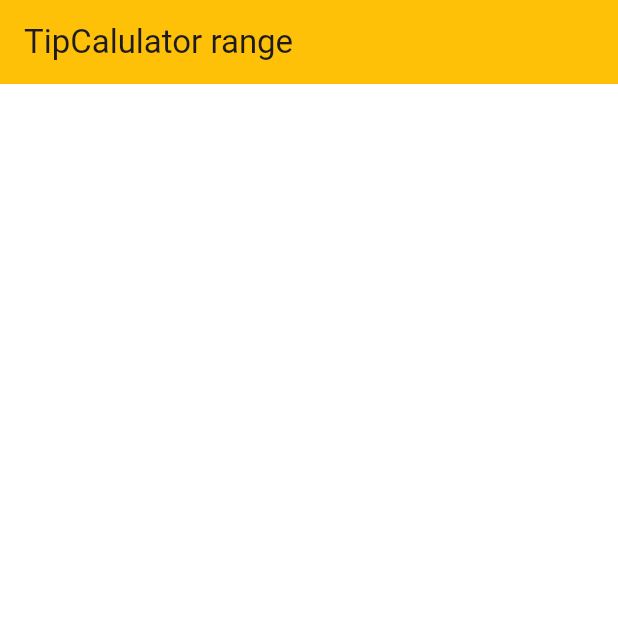
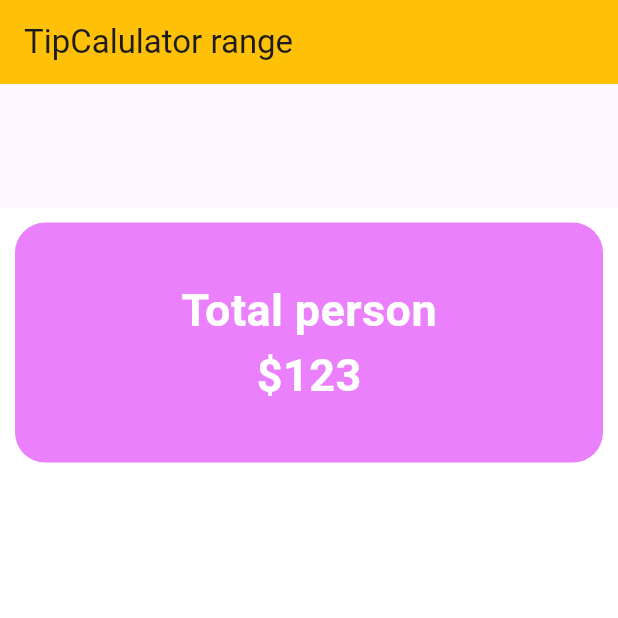
Before and after one commit to Foysalrabby/flutterpricerange, a Flutter app: the screen it shows after launch, on a phone screen of 412 x 824 dp, the top half of it. Run offline on Flutter 3.47's test engine with Material 3 defaults, Android fonts, the phone set to English and light mode, and no system bars.

Commit message:
margin with height and list tem

```diff
--- a/lib/tipcalculator.dart
+++ b/lib/tipcalculator.dart
@@ -15,7 +15,30 @@ class ExtendTipcalculator extends State<Tipcalculator>{
       ),
       body: Container(
         alignment: Alignment.center,
+        margin: EdgeInsets.only(top: MediaQuery.of(context).size.height*0.1), //to height noujayi set hobe
         color: Colors.white,
+        child: ListView(
+          scrollDirection: Axis.vertical,
+          padding: EdgeInsets.all(10),
+          children: [
+             Container(
+               width: 300,
+               height: 160,
+               decoration: BoxDecoration(
+                 borderRadius: BorderRadius.all(Radius.circular(20)),
+                 color: Colors.purpleAccent.shade100,
+               ),
+               child: Column(
+                 mainAxisAlignment: MainAxisAlignment.center,
+                 children: [
+                   Text("Total person", style: TextStyle(color: Colors.white, fontSize: 30,fontWeight: FontWeight.w700),),
+                   Text("\$123",style: TextStyle(color: Colors.white, fontSize: 30,fontWeight: FontWeight.w700),)
+                 ],
+               ),
+             ),
+
+          ],
+        ),
       ),
     );
 
```
